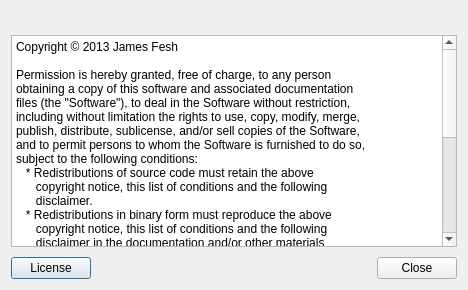
Before: the Qt Designer form aboutdialog.ui in jfesh95/aletheia, drawn with Qt 5.
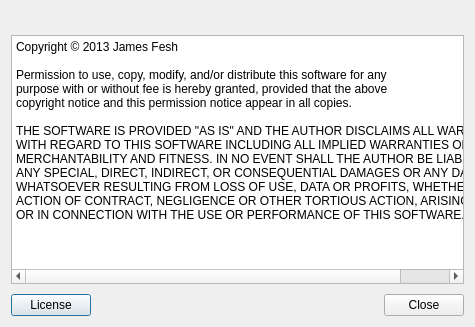
After: the same form once the commit is applied. The open tabs and pages were chosen to show the change. Icons and pictures are not drawn.

```diff
--- a/aboutdialog.ui
+++ b/aboutdialog.ui
@@ -6,8 +6,8 @@
    <rect>
     <x>0</x>
     <y>0</y>
-    <width>468</width>
-    <height>290</height>
+    <width>475</width>
+    <height>327</height>
    </rect>
   </property>
   <property name="windowTitle">
@@ -100,33 +100,17 @@
          <property name="plainText">
           <string>Copyright © 2013 James Fesh
 
-Permission is hereby granted, free of charge, to any person
-obtaining a copy of this software and associated documentation
-files (the &quot;Software&quot;), to deal in the Software without restriction,
-including without limitation the rights to use, copy, modify, merge,
-publish, distribute, sublicense, and/or sell copies of the Software,
-and to permit persons to whom the Software is furnished to do so,
-subject to the following conditions:
-   * Redistributions of source code must retain the above
-      copyright notice, this list of conditions and the following
-      disclaimer.
-   * Redistributions in binary form must reproduce the above
-      copyright notice, this list of conditions and the following
-      disclaimer in the documentation and/or other materials
-      provided with the distribution.
-   * Neither the name of the author nor the name of the Software
-      may be used to endorse or promote products derived from
-      this software without specific prior written permission.
+Permission to use, copy, modify, and/or distribute this software for any
+purpose with or without fee is hereby granted, provided that the above
+copyright notice and this permission notice appear in all copies.
 
-THE SOFTWARE IS PROVIDED &quot;AS IS&quot;, WITHOUT WARRANTY OF ANY
-KIND, EXPRESS OR IMPLIED, INCLUDING BUT NOT LIMITED TO THE
-WARRANTIES OF MERCHANTABILITY, FITNESS FOR A PARTICULAR
-PURPOSE AND NONINFRINGEMENT. IN NO EVENT SHALL THE
-AUTHORS OR COPYRIGHT HOLDERS BE LIABLE FOR ANY CLAIM,
-DAMAGES OR OTHER LIABILITY, WHETHER IN AN ACTION OF
-CONTRACT, TORT OR OTHERWISE, ARISING FROM, OUT OF OR IN
-CONNECTION WITH THE SOFTWARE OR THE USE OR OTHER DEALINGS
-IN THE SOFTWARE.</string>
+THE SOFTWARE IS PROVIDED &quot;AS IS&quot; AND THE AUTHOR DISCLAIMS ALL WARRANTIES
+WITH REGARD TO THIS SOFTWARE INCLUDING ALL IMPLIED WARRANTIES OF
+MERCHANTABILITY AND FITNESS. IN NO EVENT SHALL THE AUTHOR BE LIABLE FOR
+ANY SPECIAL, DIRECT, INDIRECT, OR CONSEQUENTIAL DAMAGES OR ANY DAMAGES
+WHATSOEVER RESULTING FROM LOSS OF USE, DATA OR PROFITS, WHETHER IN AN
+ACTION OF CONTRACT, NEGLIGENCE OR OTHER TORTIOUS ACTION, ARISING OUT OF
+OR IN CONNECTION WITH THE USE OR PERFORMANCE OF THIS SOFTWARE.</string>
          </property>
         </widget>
        </item>
```
Left out of the diff: 13 changed lines with no effect on the pictures.
